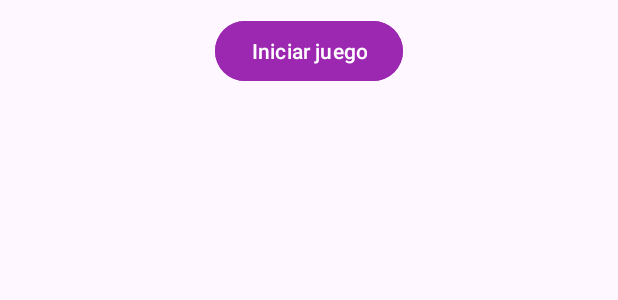
After one commit to Ange228/ExamenParcial_DispMoviles, an Android app: the layout dialog_button.xml on its own in the app's theme, with its tools: preview values and no code run, on a phone screen of 412 x 824 dp. The commit adds this screen. Shown: the top 300 px of the screen. Run offline under Robolectric (Android 15) with nearby library versions, the phone set to English and light mode, and no system bars.

```diff
--- /dev/null
+++ b/app/src/main/res/anim/bounce.xml
@@ -0,0 +1,4 @@
+<?xml version="1.0" encoding="utf-8"?>
+<set xmlns:android="http://schemas.android.com/apk/res/android">
+
+</set>
--- /dev/null
+++ b/app/src/main/res/layout/dialog_button.xml
@@ -0,0 +1,18 @@
+<?xml version="1.0" encoding="utf-8"?>
+<LinearLayout xmlns:android="http://schemas.android.com/apk/res/android"
+    android:layout_width="match_parent"
+    android:layout_height="wrap_content"
+    android:orientation="vertical"
+    android:gravity="center"
+    android:paddingTop="10dp">
+
+    <Button
+        android:id="@+id/btn_Iniciar"
+        android:layout_width="wrap_content"
+        android:layout_height="wrap_content"
+        android:text="Iniciar juego"
+        android:backgroundTint="@color/purple_500"
+        android:textColor="@color/white"
+        android:layout_marginBottom="12dp"
+        />
+</LinearLayout>
--- /dev/null
+++ b/app/src/main/res/values/arrays.xml
@@ -0,0 +1,6 @@
+<?xml version="1.0" encoding="utf-8"?>
+<resources>
+    <string-array name="array_dialog_add_options">
+        <item>@string/dialog_add_message</item>
+    </string-array>
+</resources>
--- a/app/src/main/res/values/colors.xml
+++ b/app/src/main/res/values/colors.xml
@@ -2,4 +2,5 @@
 <resources>
     <color name="black">#FF000000</color>
     <color name="white">#FFFFFFFF</color>
+    <color name="purple_500">#9C27B0</color>
 </resources>
```
Also changed, not shown: app/src/main/java/com/example/juego_colores/MainActivity.kt (+21 -1 lines), app/src/main/res/layout/activity_main.xml (+1 -8 lines), app/src/main/res/values/strings.xml (+9 -1 lines).
